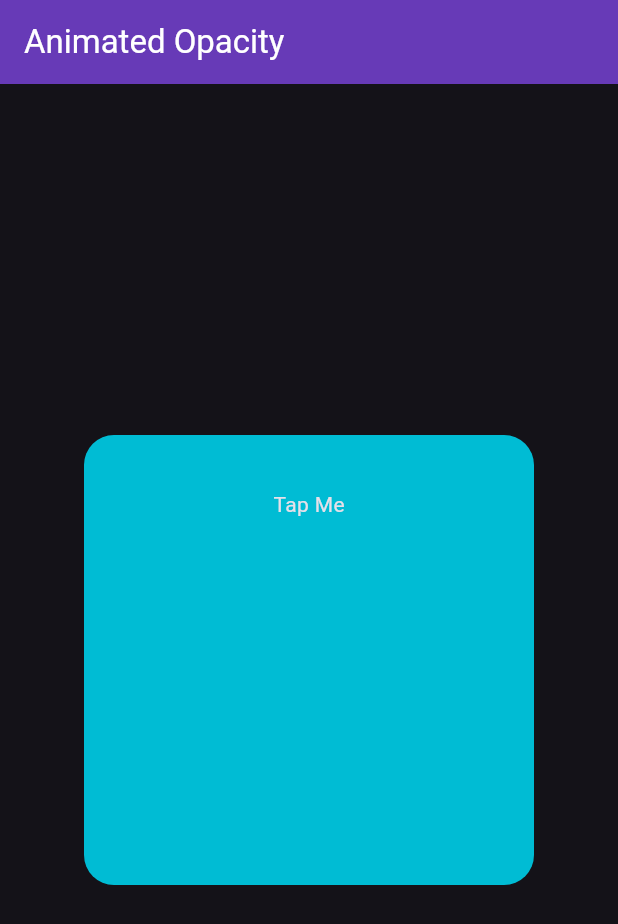
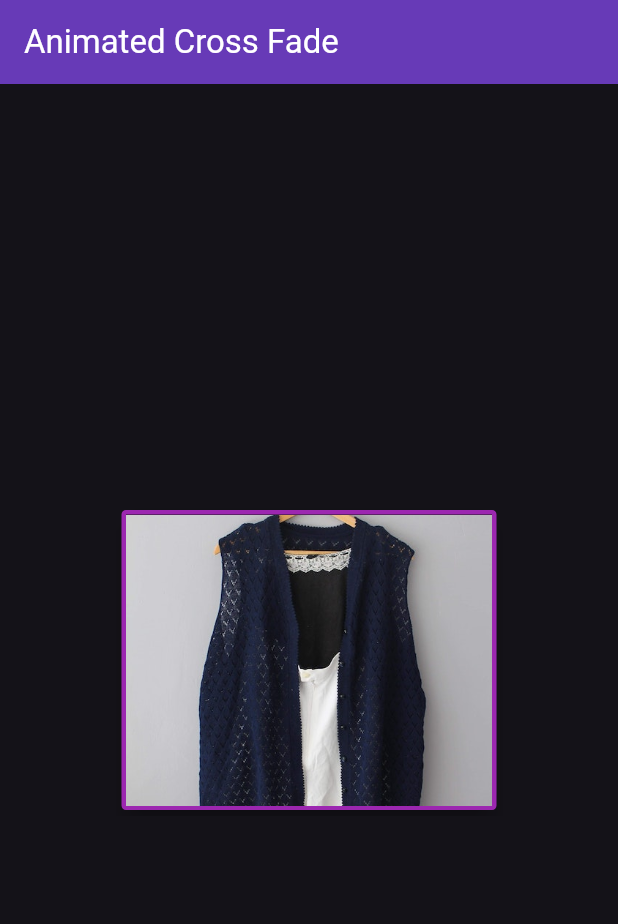
Before and after one commit to Dhannesh/app_animation, a Flutter app: the screen it shows after launch, on a phone screen of 412 x 824 dp. Shown: the top 924 px of the screen. Run offline on Flutter 3.47's test engine with Material 3 defaults, Android fonts, the phone set to English and light mode, and no system bars.

Commit message:
add animated cross fade

```diff
--- /dev/null
+++ b/lib/animated_cross_fade_page.dart
@@ -0,0 +1,64 @@
+import 'package:flutter/material.dart';
+
+class AnimatedCrossFadePage extends StatefulWidget {
+  const AnimatedCrossFadePage({super.key});
+
+  @override
+  State<AnimatedCrossFadePage> createState() => _AnimatedCrossFadePageState();
+}
+
+class _AnimatedCrossFadePageState extends State<AnimatedCrossFadePage> {
+  bool _showFirst = true;
+  @override
+  Widget build(BuildContext context) {
+    return Scaffold(
+        appBar: AppBar(
+        backgroundColor: Colors.deepPurple,
+        foregroundColor: Colors.white,
+        title: const Text("Animated Cross Fade"),
+    ),
+    body: Center(
+      child: AnimatedCrossFade(firstChild: InkWell(
+        onTap:(){
+          setState(() {
+            _showFirst = !_showFirst;
+          });
+        },
+        child: Card(
+          elevation: 7,
+          child: Container(
+            height: 200,
+            width: 250,
+            decoration: BoxDecoration(
+              border: Border.all(color: Colors.purple, width: 3),
+              borderRadius: BorderRadius.all(Radius.circular(3.0))
+            ),
+            child: Image(image: AssetImage("images/top.jpg"),
+                fit: BoxFit.cover),
+          ),
+        ),
+      ), secondChild: InkWell(
+        onTap:(){
+          setState(() {
+            _showFirst = !_showFirst;
+          });
+        },
+        child: Card(
+          elevation: 7,
+          child: Container(
+            height: 200,
+            width: 250,
+            decoration: BoxDecoration(
+                border: Border.all(color: Colors.purple, width: 3),
+                borderRadius: BorderRadius.all(Radius.circular(3.0))
+            ),
+            child: Image(image: AssetImage("images/jeans.jpg"),
+                fit: BoxFit.cover),
+          ),
+        ),
+      ), crossFadeState: _showFirst? CrossFadeState.showFirst: CrossFadeState.showSecond,
+          duration: Duration(seconds: 2)),
+    )
+    );
+  }
+}
--- a/lib/main.dart
+++ b/lib/main.dart
@@ -1,4 +1,5 @@
 import 'package:app_animation/animated_container1.dart';
+import 'package:app_animation/animated_cross_fade_page.dart';
 import 'package:app_animation/animated_opacity_page.dart';
 import 'package:app_animation/basic_animation.dart';
 import 'package:app_animation/multiple_animated_container.dart';
@@ -18,7 +19,7 @@ class MyApp extends StatelessWidget {
       title: 'Flutter Animation',
       theme: ThemeData(
           brightness: Brightness.dark, primarySwatch: Colors.deepOrange),
-      home: AnimatedOpacityPage()
+      home: AnimatedCrossFadePage()
     );
   }
 }
```
Also changed, not shown: 1 other file.
